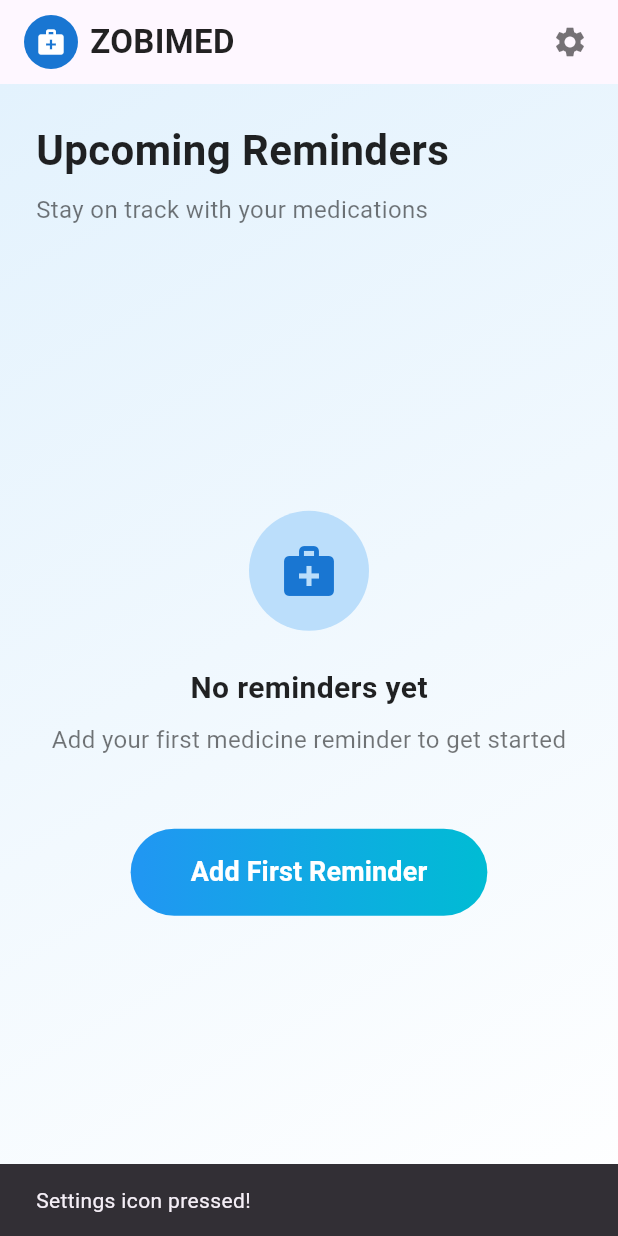
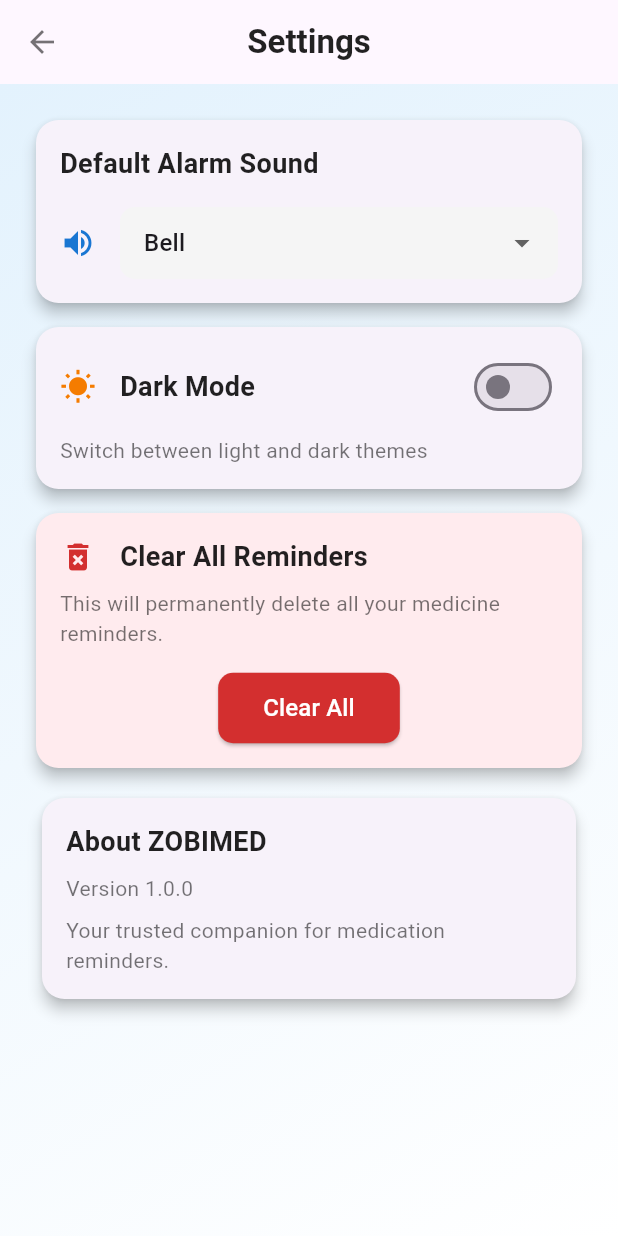
Before and after one commit to SyedAbdul-Rehman/zobimed, a Flutter app: the screen it shows after launch, after a tap on the "settings" icon, on a phone screen of 412 x 824 dp. Run offline on Flutter 3.47's test engine with Material 3 defaults, Android fonts, the phone set to English and light mode, and no system bars.

Commit message:
Implemented Settings Page UI and fixed navigation

```diff
--- a/lib/main.dart
+++ b/lib/main.dart
@@ -1,4 +1,5 @@
 import 'package:flutter/material.dart';
+import 'package:zobimed/settings_page.dart';
 
 void main() {
   runApp(const MyApp());
@@ -56,11 +57,9 @@ class HomePage extends StatelessWidget {
           IconButton(
             icon: const Icon(Icons.settings, color: Colors.black54),
             onPressed: () {
-              ScaffoldMessenger.of(context).showSnackBar(
-                const SnackBar(
-                  content: Text('Settings icon pressed!'),
-                  duration: Duration(seconds: 1),
-                ),
+              Navigator.push(
+                context,
+                MaterialPageRoute(builder: (context) => const SettingsPage()),
               );
             },
           ),
--- /dev/null
+++ b/lib/settings_page.dart
@@ -0,0 +1,251 @@
+import 'package:flutter/material.dart';
+
+class SettingsPage extends StatelessWidget {
+  const SettingsPage({super.key});
+
+  @override
+  Widget build(BuildContext context) {
+    return Scaffold(
+      appBar: AppBar(
+        backgroundColor: Colors.transparent,
+        elevation: 0,
+        leading: IconButton(
+          icon: const Icon(Icons.arrow_back, color: Colors.black54),
+          onPressed: () {
+            Navigator.pop(context);
+          },
+        ),
+        title: const Text(
+          'Settings',
+          style: TextStyle(
+            color: Colors.black87,
+            fontSize: 22,
+            fontWeight: FontWeight.bold,
+          ),
+        ),
+        centerTitle: true,
+      ),
+      body: Container(
+        decoration: const BoxDecoration(
+          gradient: LinearGradient(
+            begin: Alignment.topLeft,
+            end: Alignment.bottomRight,
+            colors: [
+              Color(0xFFE3F2FD), // Light Blue
+              Colors.white,      // White
+            ],
+          ),
+        ),
+        child: ListView(
+          padding: const EdgeInsets.all(24.0),
+          children: [
+            // Section 1: Default Alarm Sound
+            Card(
+              margin: const EdgeInsets.only(bottom: 16.0),
+              elevation: 4,
+              shape: RoundedRectangleBorder(
+                borderRadius: BorderRadius.circular(15.0),
+              ),
+              child: Padding(
+                padding: const EdgeInsets.all(16.0),
+                child: Column(
+                  crossAxisAlignment: CrossAxisAlignment.start,
+                  children: [
+                    const Text(
+                      'Default Alarm Sound',
+                      style: TextStyle(
+                        fontSize: 18,
+                        fontWeight: FontWeight.bold,
+                        color: Colors.black87,
+                      ),
+                    ),
+                    const SizedBox(height: 16),
+                    Row(
+                      children: [
+                        Icon(Icons.volume_up, color: Colors.blue.shade700),
+                        const SizedBox(width: 16),
+                        Expanded(
+                          child: DropdownButtonFormField<String>(
+                            decoration: InputDecoration(
+                              border: OutlineInputBorder(
+                                borderRadius: BorderRadius.circular(10.0),
+                                borderSide: BorderSide.none,
+                              ),
+                              filled: true,
+                              fillColor: Colors.grey.shade100,
+                              contentPadding: const EdgeInsets.symmetric(horizontal: 12, vertical: 8),
+                            ),
+                            value: 'Bell',
+                            items: const [
+                              DropdownMenuItem(value: 'Bell', child: Text('Bell')),
+                              // Add more options here if needed
+                            ],
+                            onChanged: (String? newValue) {
+                              // No functionality yet
+                            },
+                          ),
+                        ),
+                      ],
+                    ),
+                  ],
+                ),
+              ),
+            ),
+
+            // Section 2: Dark Mode
+            Card(
+              margin: const EdgeInsets.only(bottom: 16.0),
+              elevation: 4,
+              shape: RoundedRectangleBorder(
+                borderRadius: BorderRadius.circular(15.0),
+              ),
+              child: Padding(
+                padding: const EdgeInsets.all(16.0),
+                child: Column(
+                  crossAxisAlignment: CrossAxisAlignment.start,
+                  children: [
+                    Row(
+                      mainAxisAlignment: MainAxisAlignment.spaceBetween,
+                      children: [
+                        Row(
+                          children: [
+                            Icon(Icons.wb_sunny, color: Colors.orange.shade700),
+                            const SizedBox(width: 16),
+                            const Text(
+                              'Dark Mode',
+                              style: TextStyle(
+                                fontSize: 18,
+                                fontWeight: FontWeight.bold,
+                                color: Colors.black87,
+                              ),
+                            ),
+                          ],
+                        ),
+                        Switch(
+                          value: false, // Default: OFF
+                          onChanged: (bool value) {
+                            // No functionality yet
+                          },
+                          activeColor: Colors.blue.shade700,
+                        ),
+                      ],
+                    ),
+                    const SizedBox(height: 8),
+                    const Text(
+                      'Switch between light and dark themes',
+                      style: TextStyle(
+                        fontSize: 14,
+                        color: Colors.black54,
+                      ),
+                    ),
+                  ],
+                ),
+              ),
+            ),
+
+            // Section 3: Data Management
+            Card(
+              margin: const EdgeInsets.only(bottom: 16.0),
+              elevation: 4,
+              color: Colors.red.shade50, // Soft red background
+              shape: RoundedRectangleBorder(
+                borderRadius: BorderRadius.circular(15.0),
+              ),
+              child: Padding(
+                padding: const EdgeInsets.all(16.0),
+                child: Column(
+                  crossAxisAlignment: CrossAxisAlignment.start,
+                  children: [
+                    Row(
+                      children: [
+                        Icon(Icons.delete_forever, color: Colors.red.shade700),
+                        const SizedBox(width: 16),
+                        const Text(
+                          'Clear All Reminders',
+                          style: TextStyle(
+                            fontSize: 18,
+                            fontWeight: FontWeight.bold,
+                            color: Colors.black87,
+                          ),
+                        ),
+                      ],
+                    ),
+                    const SizedBox(height: 8),
+                    const Text(
+                      'This will permanently delete all your medicine reminders.',
+                      style: TextStyle(
+                        fontSize: 14,
+                        color: Colors.black54,
+                      ),
+                    ),
+                    const SizedBox(height: 16),
+                    Align(
+                      alignment: Alignment.center,
+                      child: ElevatedButton(
+                        onPressed: () {
+                          // No functionality yet
+                        },
+                        style: ElevatedButton.styleFrom(
+                          backgroundColor: Colors.red.shade700,
+                          foregroundColor: Colors.white,
+                          padding: const EdgeInsets.symmetric(horizontal: 30, vertical: 12),
+                          shape: RoundedRectangleBorder(
+                            borderRadius: BorderRadius.circular(10.0),
+                          ),
+                        ),
+                        child: const Text(
+                          'Clear All',
+                          style: TextStyle(fontSize: 16),
+                        ),
+                      ),
+                    ),
+                  ],
+                ),
+              ),
+            ),
+
+            // Section 4: About App
+            Card(
+              elevation: 4,
+              shape: RoundedRectangleBorder(
+                borderRadius: BorderRadius.circular(15.0),
+              ),
+              child: Padding(
+                padding: const EdgeInsets.all(16.0),
+                child: Column(
+                  crossAxisAlignment: CrossAxisAlignment.start,
+                  children: [
+                    const Text(
+                      'About ZOBIMED',
+                      style: TextStyle(
+                        fontSize: 18,
+                        fontWeight: FontWeight.bold,
+                        color: Colors.black87,
+                      ),
+                    ),
+                    const SizedBox(height: 8),
+                    const Text(
+                      'Version 1.0.0',
+                      style: TextStyle(
+                        fontSize: 14,
+                        color: Colors.black54,
+                      ),
+                    ),
+                    const SizedBox(height: 8),
+                    const Text(
+                      'Your trusted companion for medication reminders.',
+                      style: TextStyle(
+                        fontSize: 14,
+                        color: Colors.black54,
+                      ),
+                    ),
+                  ],
+                ),
+              ),
+            ),
+          ],
+        ),
+      ),
+    );
+  }
+}
```
